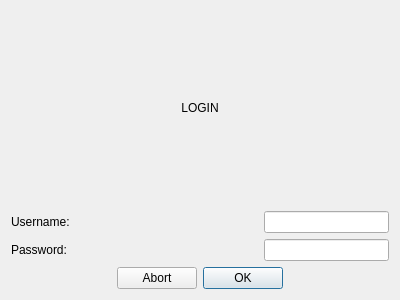
The window that cuCareQtApp/CUCare/loginscreen.ui (chrispwright/comp3004cuCarePrivate) describes before a commit, drawn with Qt 5.
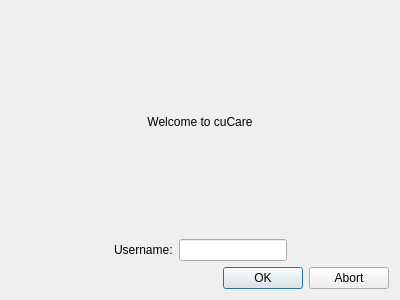
The same window after the commit.

```diff
--- a/cuCareQtApp/CUCare/loginscreen.ui
+++ b/cuCareQtApp/CUCare/loginscreen.ui
@@ -14,41 +14,21 @@
    <string>Login to cuCare</string>
   </property>
   <layout class="QGridLayout" name="gridLayout_2">
-   <item row="2" column="0">
-    <widget class="QDialogButtonBox" name="buttonBox">
-     <property name="layoutDirection">
-      <enum>Qt::RightToLeft</enum>
-     </property>
+   <item row="1" column="2">
+    <spacer name="horizontalSpacer_2">
      <property name="orientation">
       <enum>Qt::Horizontal</enum>
      </property>
-     <property name="standardButtons">
-      <set>QDialogButtonBox::Abort|QDialogButtonBox::Ok</set>
+     <property name="sizeHint" stdset="0">
+      <size>
+       <width>40</width>
+       <height>20</height>
+      </size>
      </property>
-     <property name="centerButtons">
-      <bool>true</bool>
-     </property>
-    </widget>
+    </spacer>
    </item>
-   <item row="1" column="0">
+   <item row="1" column="1">
     <layout class="QGridLayout" name="gridLayout">
-     <item row="1" column="1">
-      <widget class="QLineEdit" name="lineEdit_2">
-       <property name="maximumSize">
-        <size>
-         <width>125</width>
-         <height>16777215</height>
-        </size>
-       </property>
-      </widget>
-     </item>
-     <item row="1" column="0">
-      <widget class="QLabel" name="label_2">
-       <property name="text">
-        <string>Password:</string>
-       </property>
-      </widget>
-     </item>
      <item row="0" column="1">
       <widget class="QLineEdit" name="lineEdit">
        <property name="maximumSize">
@@ -68,10 +48,39 @@
      </item>
     </layout>
    </item>
-   <item row="0" column="0">
+   <item row="1" column="0">
+    <spacer name="horizontalSpacer">
+     <property name="orientation">
+      <enum>Qt::Horizontal</enum>
+     </property>
+     <property name="sizeHint" stdset="0">
+      <size>
+       <width>40</width>
+       <height>20</height>
+      </size>
+     </property>
+    </spacer>
+   </item>
+   <item row="2" column="0" colspan="3">
+    <widget class="QDialogButtonBox" name="buttonBox">
+     <property name="layoutDirection">
+      <enum>Qt::LeftToRight</enum>
+     </property>
+     <property name="orientation">
+      <enum>Qt::Horizontal</enum>
+     </property>
+     <property name="standardButtons">
+      <set>QDialogButtonBox::Abort|QDialogButtonBox::Ok</set>
+     </property>
+     <property name="centerButtons">
+      <bool>false</bool>
+     </property>
+    </widget>
+   </item>
+   <item row="0" column="0" colspan="3">
     <widget class="QLabel" name="label_3">
      <property name="text">
-      <string>LOGIN</string>
+      <string>Welcome to cuCare</string>
      </property>
      <property name="alignment">
       <set>Qt::AlignCenter</set>
```
